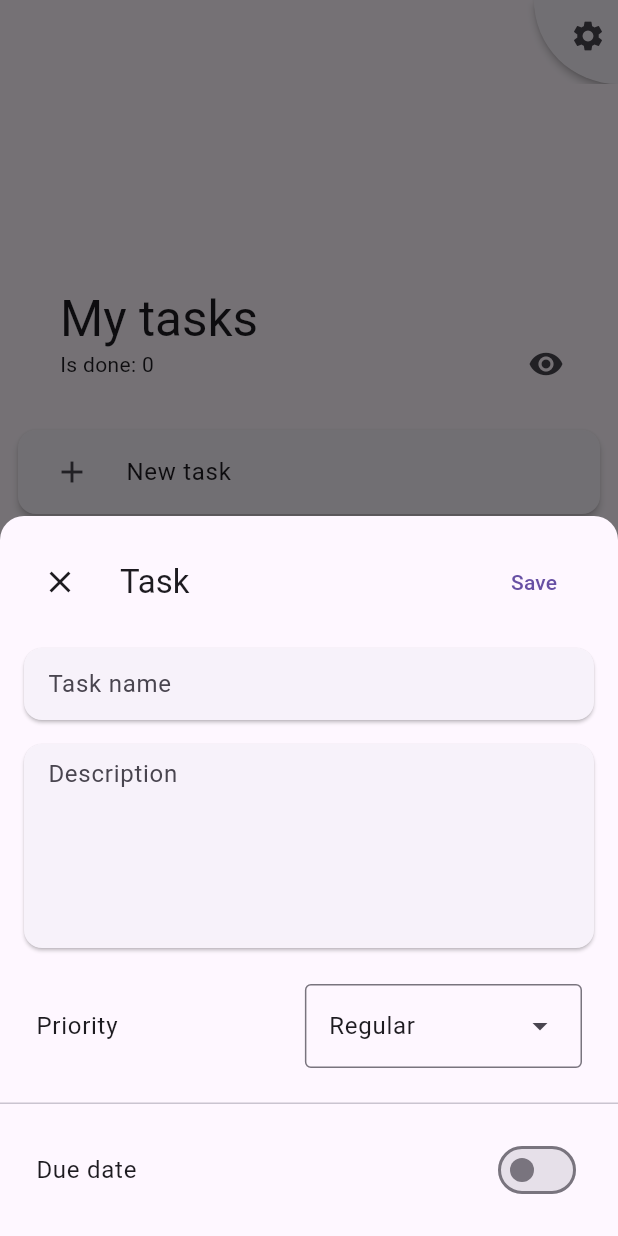
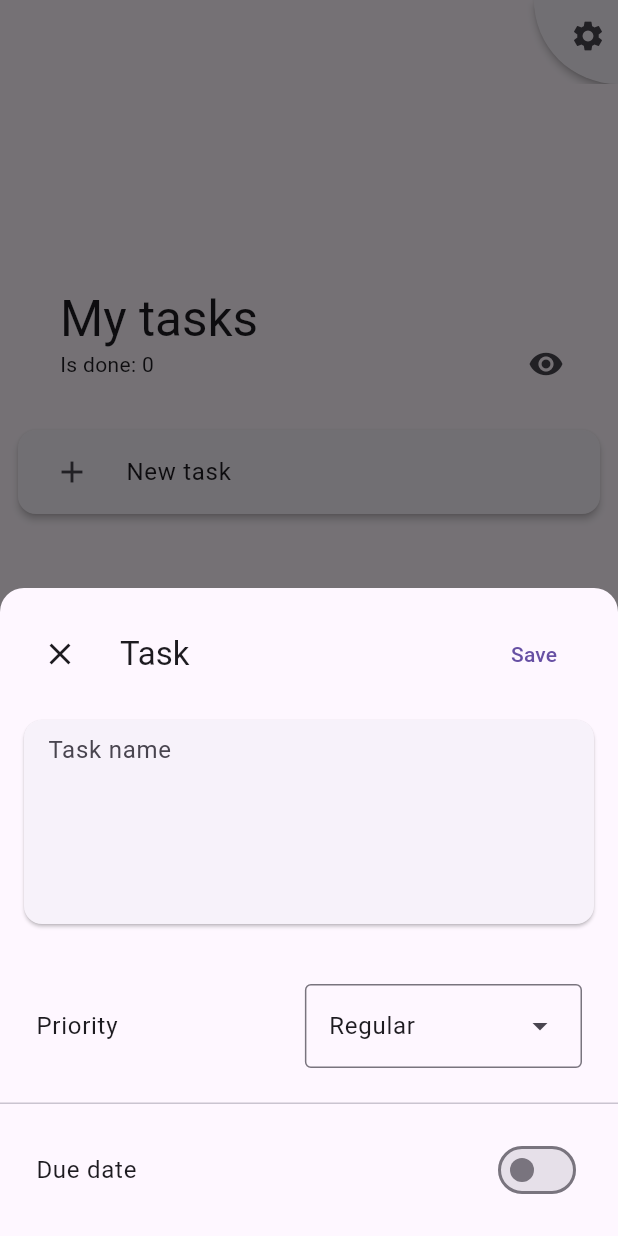
Before and after one commit to TheLastFlame/yss_todo, a Flutter app: the screen it shows after launch, after a tap on "New task", on a phone screen of 412 x 824 dp. Run offline on Flutter 3.47's test engine with Material 2 defaults, Android fonts, the phone set to English and light mode, and no system bars; our stand-ins replace flutter_mobx, get_it, get_storage, logger, mobx; generated files the repository leaves out were written again.

Commit message:
a little preparation for homework 2 (removing the Description field and extra priority status)

```diff
--- a/lib/controllers/task.dart
+++ b/lib/controllers/task.dart
@@ -4,11 +4,11 @@ import 'package:mobx/mobx.dart';
 import 'package:yss_todo/models/task.dart';
 
 import '../logger.dart';
+import '../models/priority.dart';
 import 'home.dart';
 
 class TaskController {
   var nameControl = TextEditingController();
-  var descriptionControl = TextEditingController();
 
   late Observable<bool> withDueDate;
   late Observable<DateTime> dueDate;
@@ -20,7 +20,6 @@ class TaskController {
     withDueDate = Observable(model.dueDate.value != null);
     dueDate = Observable(model.dueDate.value ?? DateTime.now());
     nameControl.text = model.name.value ?? '';
-    descriptionControl.text = model.description.value ?? '';
     priority = model.priority.value;
   }
 
@@ -39,8 +38,6 @@ class TaskController {
       () {
         task.id = id;
         task.name.value = nameControl.text;
-        task.description.value =
-            descriptionControl.text != '' ? descriptionControl.text : null;
         task.priority.value = priority;
         task.dueDate.value = withDueDate.value ? dueDate.value : null;
         controller.saveTask(task, isCreating);
--- /dev/null
+++ b/lib/models/priority.dart
@@ -0,0 +1,40 @@
+import 'package:flutter/material.dart';
+
+import '../i18n/strings.g.dart';
+
+enum Priority {
+  low,
+  regular,
+  high
+}
+
+extension PriorityExtension on Priority {
+  String get name {
+    switch (this) {
+      case Priority.low:
+        return t.taskpage.low;
+      case Priority.regular:
+        return t.taskpage.regular;
+      case Priority.high:
+        return t.taskpage.hight;
+    }
+  }
+  IconData get icon {
+    switch (this) {
+      case Priority.low:
+        return Icons.arrow_downward;
+      case Priority.regular:
+        return Icons.fiber_manual_record_outlined;
+      case Priority.high:
+        return Icons.warning_amber_rounded;
+    }
+  }
+  Color? get color {
+    switch (this) {
+      case Priority.high:
+        return Colors.red;
+      default:
+        return null;
+    }
+  }
+}
--- a/lib/models/task.dart
+++ b/lib/models/task.dart
@@ -1,11 +1,11 @@
 import "dart:convert";
 import "package:flutter/material.dart";
 import "package:mobx/mobx.dart";
+import "package:yss_todo/models/priority.dart";
 
 class TaskModel {
   late ValueKey id;
   late Observable<String?> name;
-  late Observable<String?> description;
   late Observable<DateTime?> dueDate;
   late Observable<Priority> priority;
   late Observable<bool> isCompleted;
@@ -19,7 +19,6 @@ class TaskModel {
       isCompleted = false}) {
     this.id = id ?? ValueKey(UniqueKey().toString());
     this.name = Observable(name);
-    this.description = Observable(description);
     this.dueDate = Observable(dueDate);
     this.priority = Observable(priority);
     this.isCompleted = Observable(isCompleted);
@@ -29,7 +28,6 @@ class TaskModel {
     var jsonMap = jsonDecode(json);
     id = ValueKey(jsonMap['id']);
     name = Observable(jsonMap['name']);
-    description = Observable(jsonMap['description']);
     dueDate = Observable(jsonMap['dueDate'] != null ? DateTime.tryParse(jsonMap['dueDate']) : null);
     priority = Observable(Priority.values[jsonMap['priority']]);
     isCompleted = Observable(jsonMap['isCompleted']);
@@ -39,12 +37,9 @@ class TaskModel {
     return jsonEncode({
       "id": id.value,
       "name": name.value,
-      "description": description.value,
       "dueDate": dueDate.value.toString(),
       "priority": priority.value.index,
       "isCompleted": isCompleted.value
     });
   }
 }
-
-enum Priority { low, regular, high, critical }
--- a/lib/pages/task/taskinfo.dart
+++ b/lib/pages/task/taskinfo.dart
@@ -57,30 +57,13 @@ class TaskPage extends StatelessWidget {
                       padding: const EdgeInsets.symmetric(
                           horizontal: appPadding * 2),
                       child: TextField(
+                        minLines: 5,
+                        maxLines: null,
                         controller: controller.nameControl,
                         decoration: InputDecoration(
                           border: InputBorder.none,
                           hintText: t.taskpage.name,
                         ),
-                      ),
-                    ),
-                  ),
-
-                  /// Поле для ввода описания
-                  Card(
-                    margin:
-                        const EdgeInsets.symmetric(horizontal: appPadding * 2),
-                    child: Padding(
-                      padding: const EdgeInsets.symmetric(
-                          horizontal: appPadding * 2),
-                      child: TextField(
-                        controller: controller.descriptionControl,
-                        decoration: InputDecoration(
-                          border: InputBorder.none,
-                          hintText: t.taskpage.description,
-                        ),
-                        minLines: 5,
-                        maxLines: null,
                       ),
                     ),
                   ),
--- a/lib/pages/task/widgets/priorityswitcher.dart
+++ b/lib/pages/task/widgets/priorityswitcher.dart
@@ -3,7 +3,7 @@ import 'package:yss_todo/controllers/task.dart';
 
 import '../../../constants.dart';
 import '../../../i18n/strings.g.dart';
-import '../../../models/task.dart';
+import '../../../models/priority.dart';
 
 class PrioritySwitcher extends StatelessWidget {
   const PrioritySwitcher({
@@ -27,20 +27,8 @@ class PrioritySwitcher extends StatelessWidget {
               .map(
                 (value) => DropdownMenuEntry<int>(
                   value: value.index,
-                  leadingIcon: Icon(
-                    [
-                      Icons.arrow_downward,
-                      Icons.fiber_manual_record_outlined,
-                      Icons.arrow_upward,
-                      Icons.warning_amber_rounded,
-                    ][value.index],
-                  ),
-                  label: [
-                    t.taskpage.low,
-                    t.taskpage.regular,
-                    t.taskpage.hight,
-                    t.taskpage.critical
-                  ][value.index],
+                  leadingIcon: Icon(value.icon),
+                  label: value.name,
                 ),
               )
               .toList(),
--- a/pubspec.yaml
+++ b/pubspec.yaml
@@ -19,6 +19,7 @@ dependencies:
   mobx: ^2.2.0
   slang: ^3.18.1
   slang_flutter: ^3.18.0
+  uuid: ^3.0.7
 
 dev_dependencies:
   flutter_test:
```
Also changed, not shown: lib/pages/home/widgets/task.dart (+16 -48 lines), pubspec.lock.
